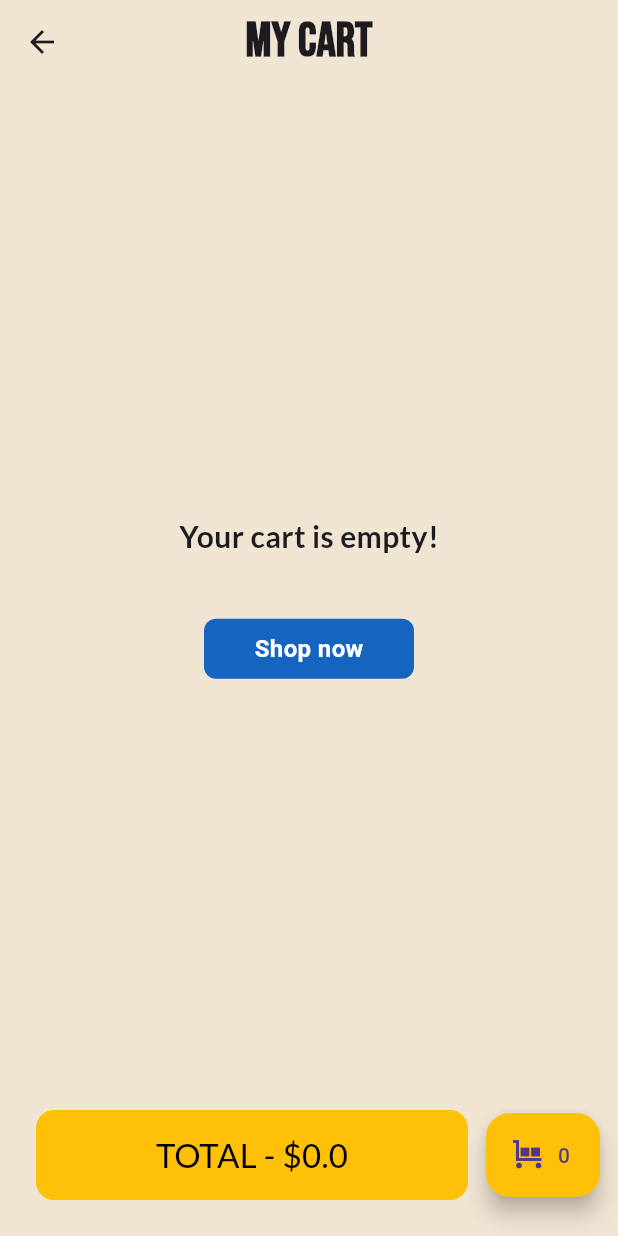
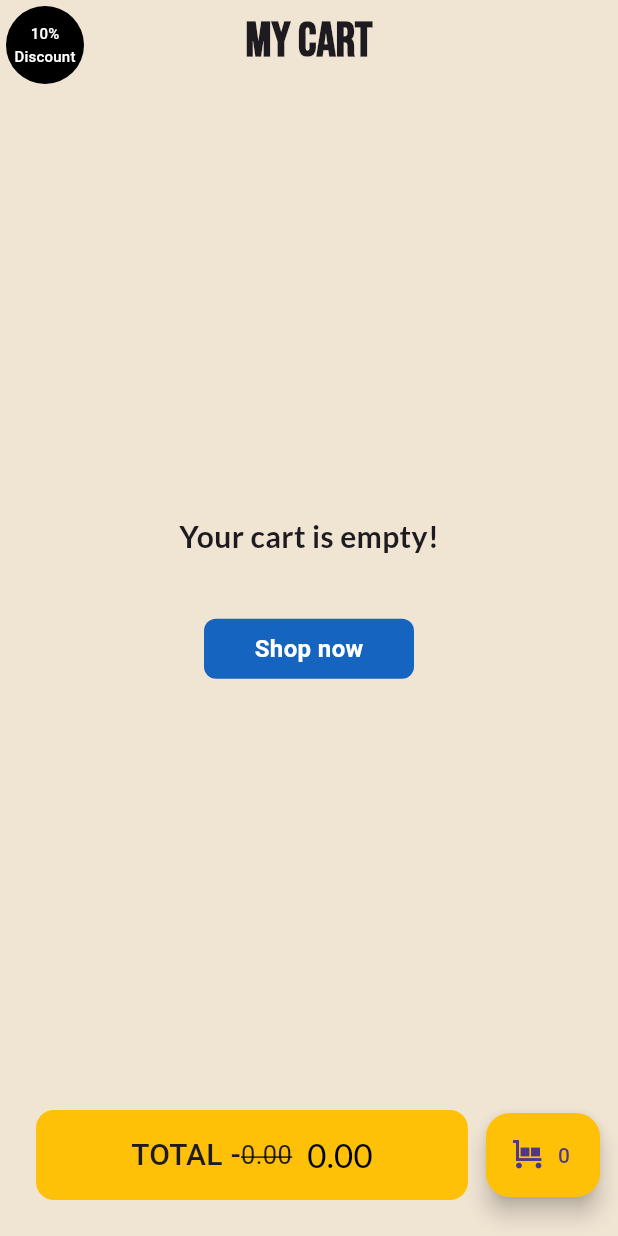
Before and after one commit to ijas-ak/api, a Flutter app: the MyCart screen opened directly, on a phone screen of 412 x 824 dp. Run offline on Flutter 3.47's test engine with Material 3 defaults, Android fonts, the phone set to English and light mode, and no system bars; our stand-ins replace dio, google_fonts, google_nav_bar, phosphor_flutter; network calls fail.

Commit message:
clean_architecture

```diff
--- /dev/null
+++ b/lib/constants/url_const.dart
@@ -0,0 +1,4 @@
+class UrlConst {
+  final baseUrl = 'https://fakestoreapi.com';
+  final productUrl = '/products?';
+}
--- a/lib/main.dart
+++ b/lib/main.dart
@@ -1,5 +1,6 @@
+import 'package:api_2/controllers/provider.dart';
 import 'package:api_2/pages/intro_page.dart';
-import 'package:api_2/services/service.dart';
+
 import 'package:flutter/material.dart';
 import 'package:provider/provider.dart';
 
@@ -13,7 +14,7 @@ class MyApp extends StatelessWidget {
   @override
   Widget build(BuildContext context) {
     return ChangeNotifierProvider(
-      create: (context) => ApiService(),
+      create: (context) => ProductProvider(),
       child: MaterialApp(home: IntroPage(), debugShowCheckedModeBanner: false),
     );
   }
--- a/lib/pages/cart.dart
+++ b/lib/pages/cart.dart
@@ -12,6 +12,23 @@ class MyCart extends StatelessWidget {
       backgroundColor: Color(0xffF0E4D3),
       appBar: AppBar(
         backgroundColor: Colors.transparent,
+        leading: Align(
+          alignment: Alignment(1, 1),
+          child: CircleAvatar(
+            radius: 26,
+            backgroundColor: Colors.black,
+            child: Center(
+              child: Padding(
+                padding: const EdgeInsets.all(4),
+                child: Text(
+                  '10%\nDiscount',
+                  textAlign: TextAlign.center,
+                  style: TextStyle(fontSize: 10, color: Colors.white),
+                ),
+              ),
+            ),
+          ),
+        ),
         title: Text(
           "My Cart",
           style: GoogleFonts.bebasNeue(
--- a/lib/pages/intro_page.dart
+++ b/lib/pages/intro_page.dart
@@ -1,5 +1,5 @@
 import 'package:api_2/pages/bottom_nav.dart';
-import 'package:api_2/pages/homepage.dart';
+
 import 'package:flutter/material.dart';
 import 'package:google_fonts/google_fonts.dart';
 
--- a/lib/pages/widgets/addtocart_button.dart
+++ b/lib/pages/widgets/addtocart_button.dart
@@ -1,6 +1,7 @@
+import 'package:api_2/controllers/provider.dart';
 import 'package:api_2/model/model.dart';
 import 'package:api_2/pages/cart.dart';
-import 'package:api_2/services/service.dart';
+
 import 'package:flutter/material.dart';
 import 'package:google_fonts/google_fonts.dart';
 import 'package:provider/provider.dart';
@@ -14,7 +15,7 @@ class AddtoCartButton extends StatelessWidget {
   Widget build(BuildContext context) {
     return GestureDetector(
       onTap: () {
-        context.read<ApiService>().addToCart(product);
+        context.read<ProductProvider>().addToCart(product);
         ScaffoldMessenger.of(context).showSnackBar(
           SnackBar(
             duration: Duration(seconds: 1),
--- a/lib/pages/widgets/cart_tile.dart
+++ b/lib/pages/widgets/cart_tile.dart
@@ -1,5 +1,6 @@
+import 'package:api_2/controllers/provider.dart';
 import 'package:api_2/pages/bottom_nav.dart';
-import 'package:api_2/services/service.dart';
+
 import 'package:flutter/material.dart';
 import 'package:google_fonts/google_fonts.dart';
 import 'package:provider/provider.dart';
@@ -9,7 +10,7 @@ class CartTile extends StatelessWidget {
 
   @override
   Widget build(BuildContext context) {
-    return Consumer<ApiService>(
+    return Consumer<ProductProvider>(
       builder: (context, value, child) => Expanded(
         child: value.cartItems.isEmpty
             ? Center(
@@ -84,7 +85,7 @@ class CartTile extends StatelessWidget {
                       ),
                       trailing: IconButton(
                         onPressed: () {
-                          context.read<ApiService>().removeFromCart(index);
+                          context.read<ProductProvider>().removeFromCart(index);
                         },
                         icon: Icon(Icons.delete, color: Colors.red, size: 28),
                       ),
@@ -116,10 +117,33 @@ class TotalItems extends StatelessWidget {
             child: Row(
               mainAxisAlignment: MainAxisAlignment.center,
               children: [
-                Consumer<ApiService>(
-                  builder: (context, value, child) => Text(
-                    "TOTAL - \$${value.total}",
-                    style: GoogleFonts.lato(color: Colors.black, fontSize: 22),
+                Consumer<ProductProvider>(
+                  builder: (context, value, child) => Row(
+                    children: [
+                      Text(
+                        "TOTAL -",
+                        style: TextStyle(
+                          fontSize: 20,
+                          fontWeight: FontWeight.w500,
+                        ),
+                      ),
+                      Text(
+                        value.total.toStringAsFixed(2),
+                        style: TextStyle(
+                          decoration: TextDecoration.lineThrough,
+                          decorationColor: Colors.black,
+                          fontSize: 17,
+                        ),
+                      ),
+                      SizedBox(width: 10),
+                      Text(
+                        (value.total * 0.9).toStringAsFixed(2),
+                        style: GoogleFonts.lato(
+                          color: Colors.black,
+                          fontSize: 22,
+                        ),
+                      ),
+                    ],
                   ),
                 ),
               ],
@@ -130,7 +154,7 @@ class TotalItems extends StatelessWidget {
           backgroundColor: Colors.amber,
           onPressed: () {},
           icon: Icon(Icons.trolley),
-          label: Consumer<ApiService>(
+          label: Consumer<ProductProvider>(
             builder: (context, value, child) => Text("${value.itemCount}"),
           ),
         ),
```
Also changed, not shown: lib/controllers/provider.dart (added, +47 -0 lines), lib/pages/homepage.dart (+6 -19 lines), lib/pages/widgets/product_tile.dart (+10 -4 lines), lib/services/service.dart (+12 -46 lines).
